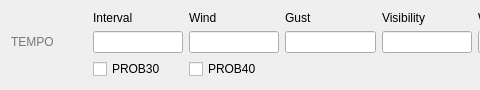
The window that tafor/components/ui/taf_tempo.ui (up1and/tafor) describes before a commit, drawn with Qt 5; both pictures show x 0 to 480 and y 0 to 90 of the 1024 by 90 pixel window.
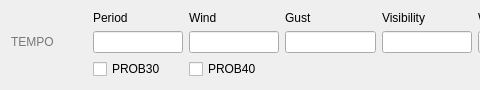
The same window after the commit.

```diff
--- a/tafor/components/ui/taf_tempo.ui
+++ b/tafor/components/ui/taf_tempo.ui
@@ -17,7 +17,7 @@
    <item row="0" column="1">
     <widget class="QLabel" name="intervalLabel">
      <property name="text">
-      <string>Interval</string>
+      <string>Period</string>
      </property>
      <property name="buddy">
       <cstring>interval</cstring>
```
Left out of the diff: 8 changed lines with no effect on the pictures.
